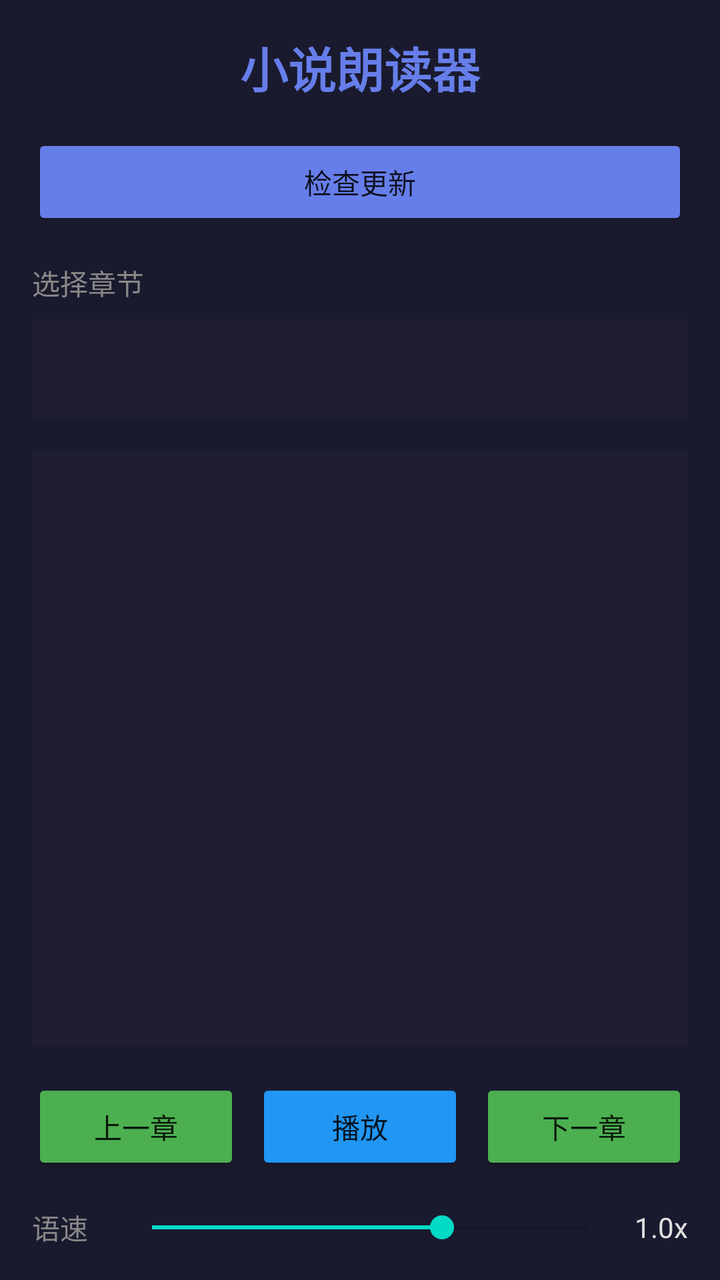
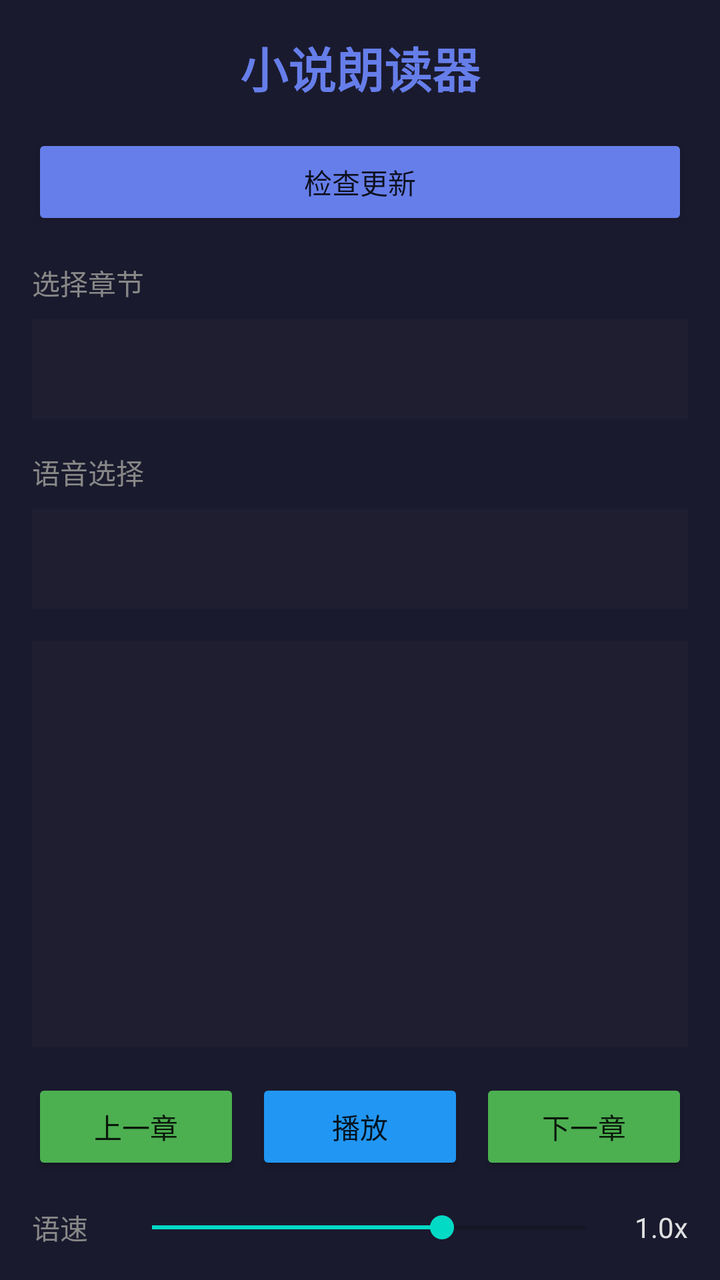

The first picture is an Android layout as it rendered before a commit; the second is the same layout after the commit. The layout source and the unified diff follow.
<!-- AndroidManifest.xml: activity theme Theme.TxtNovelReader -->
<!-- res/layout/activity_main.xml -->
<?xml version="1.0" encoding="utf-8"?>
<LinearLayout xmlns:android="http://schemas.android.com/apk/res/android"
    xmlns:tools="http://schemas.android.com/tools"
    android:layout_width="match_parent"
    android:layout_height="match_parent"
    android:orientation="vertical"
    android:padding="16dp"
    android:background="@color/bg_dark"
    tools:context=".MainActivity">

    
    <TextView
        android:layout_width="match_parent"
        android:layout_height="wrap_content"
        android:text="@string/app_name"
        android:textSize="24sp"
        android:textColor="@color/accent"
        android:textStyle="bold"
        android:gravity="center"
        android:layout_marginBottom="16dp"/>

    
    <Button
        android:id="@+id/btnUpdate"
        android:layout_width="match_parent"
        android:layout_height="wrap_content"
        android:text="@string/update"
        android:backgroundTint="@color/accent"
        android:layout_marginBottom="16dp"/>

    
    <TextView
        android:layout_width="match_parent"
        android:layout_height="wrap_content"
        android:text="@string/select_chapter"
        android:textColor="@color/text_secondary"
        android:layout_marginBottom="8dp"/>

    <Spinner
        android:id="@+id/spinnerChapter"
        android:layout_width="match_parent"
        android:layout_height="50dp"
        android:background="@color/bg_card"
        android:layout_marginBottom="16dp"/>

    
    <ScrollView
        android:layout_width="match_parent"
        android:layout_height="0dp"
        android:layout_weight="1"
        android:background="@color/bg_card"
        android:padding="16dp"
        android:layout_marginBottom="16dp">

        <TextView
            android:id="@+id/tvContent"
            android:layout_width="match_parent"
            android:layout_height="wrap_content"
            android:textColor="@color/text_primary"
            android:textSize="16sp"
            android:lineSpacingExtra="8dp"/>
    </ScrollView>

    
    <LinearLayout
        android:layout_width="match_parent"
        android:layout_height="wrap_content"
        android:orientation="horizontal"
        android:gravity="center"
        android:layout_marginBottom="16dp">

        <Button
            android:id="@+id/btnPrev"
            android:layout_width="0dp"
            android:layout_height="wrap_content"
            android:layout_weight="1"
            android:layout_marginEnd="8dp"
            android:text="@string/prev"
            android:backgroundTint="#4CAF50"/>

        <Button
            android:id="@+id/btnPlayPause"
            android:layout_width="0dp"
            android:layout_height="wrap_content"
            android:layout_weight="1"
            android:layout_marginEnd="8dp"
            android:text="@string/play"
            android:backgroundTint="#2196F3"/>

        <Button
            android:id="@+id/btnNext"
            android:layout_width="0dp"
            android:layout_height="wrap_content"
            android:layout_weight="1"
            android:text="@string/next"
            android:backgroundTint="#4CAF50"/>
    </LinearLayout>

    
    <LinearLayout
        android:layout_width="match_parent"
        android:layout_height="wrap_content"
        android:orientation="horizontal"
        android:gravity="center_vertical">

        <TextView
            android:layout_width="wrap_content"
            android:layout_height="wrap_content"
            android:text="@string/speed"
            android:textColor="@color/text_secondary"
            android:layout_marginEnd="16dp"/>

        <SeekBar
            android:id="@+id/seekBarSpeed"
            android:layout_width="0dp"
            android:layout_height="wrap_content"
            android:layout_weight="1"
            android:max="15"
            android:progress="10"/>

        <TextView
            android:id="@+id/tvSpeed"
            android:layout_width="wrap_content"
            android:layout_height="wrap_content"
            android:text="1.0x"
            android:textColor="@color/text_primary"
            android:layout_marginStart="8dp"/>
    </LinearLayout>

</LinearLayout>
<!-- resources referenced by this layout -->
<resources>
  <color name="accent">#667eea</color>
  <color name="bg_card">#1e1e30</color>
  <color name="bg_dark">#1a1a2e</color>
  <color name="text_primary">#e0e0e0</color>
  <color name="text_secondary">#888888</color>
  <string name="app_name">小说朗读器</string>
  <string name="next">下一章</string>
  <string name="play">播放</string>
  <string name="prev">上一章</string>
  <string name="select_chapter">选择章节</string>
  <string name="speed">语速</string>
  <string name="update">检查更新</string>
  <style name="Theme.TxtNovelReader" parent="Theme.MaterialComponents.DayNight.NoActionBar">
          <item name="colorPrimary">@color/accent</item>
          <item name="colorPrimaryVariant">@color/purple_700</item>
          <item name="colorOnPrimary">@color/white</item>
          <item name="android:windowBackground">@color/bg_dark</item>
          <item name="android:statusBarColor">@color/bg_dark</item>
          <item name="android:navigationBarColor">@color/bg_dark</item>
      </style>
  <color name="purple_700">#FF3700B3</color>
  <color name="white">#FFFFFFFF</color>
</resources>

<!-- the commit's change to res/layout/activity_main.xml (unified diff, before → after) -->
@@ -38,6 +38,21 @@
 
     <Spinner
         android:id="@+id/spinnerChapter"
+        android:layout_width="match_parent"
+        android:layout_height="50dp"
+        android:background="@color/bg_card"
+        android:layout_marginBottom="16dp"/>
+
+    
+    <TextView
+        android:layout_width="match_parent"
+        android:layout_height="wrap_content"
+        android:text="语音选择"
+        android:textColor="@color/text_secondary"
+        android:layout_marginBottom="8dp"/>
+
+    <Spinner
+        android:id="@+id/spinnerVoice"
         android:layout_width="match_parent"
         android:layout_height="50dp"
         android:background="@color/bg_card"
